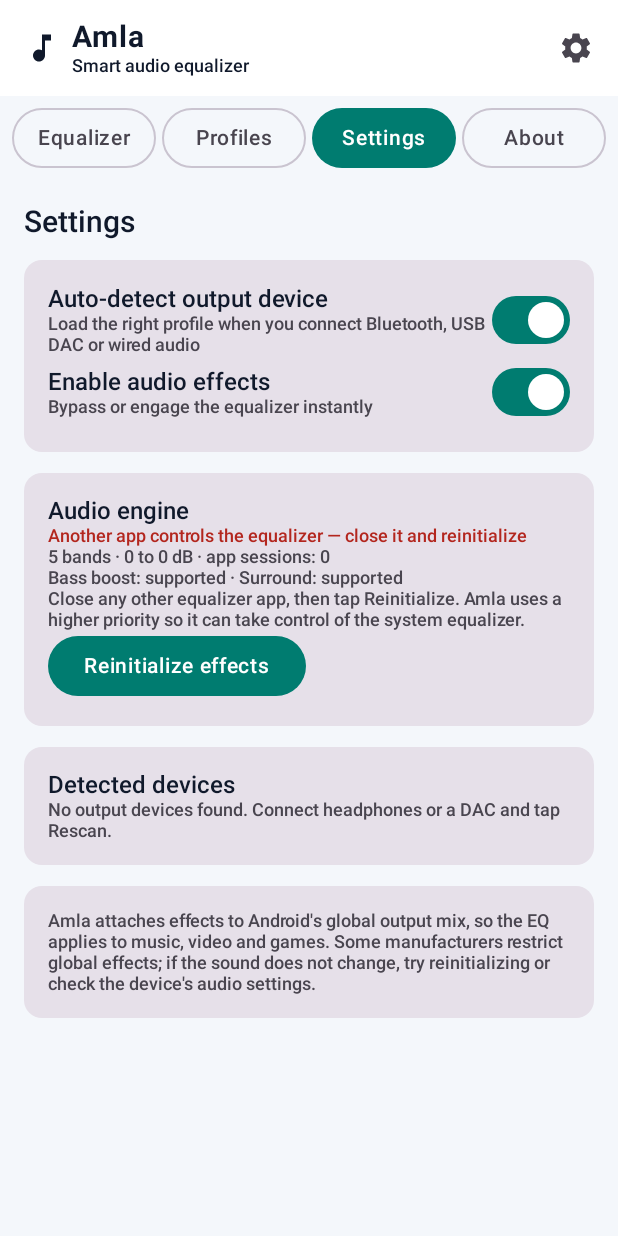
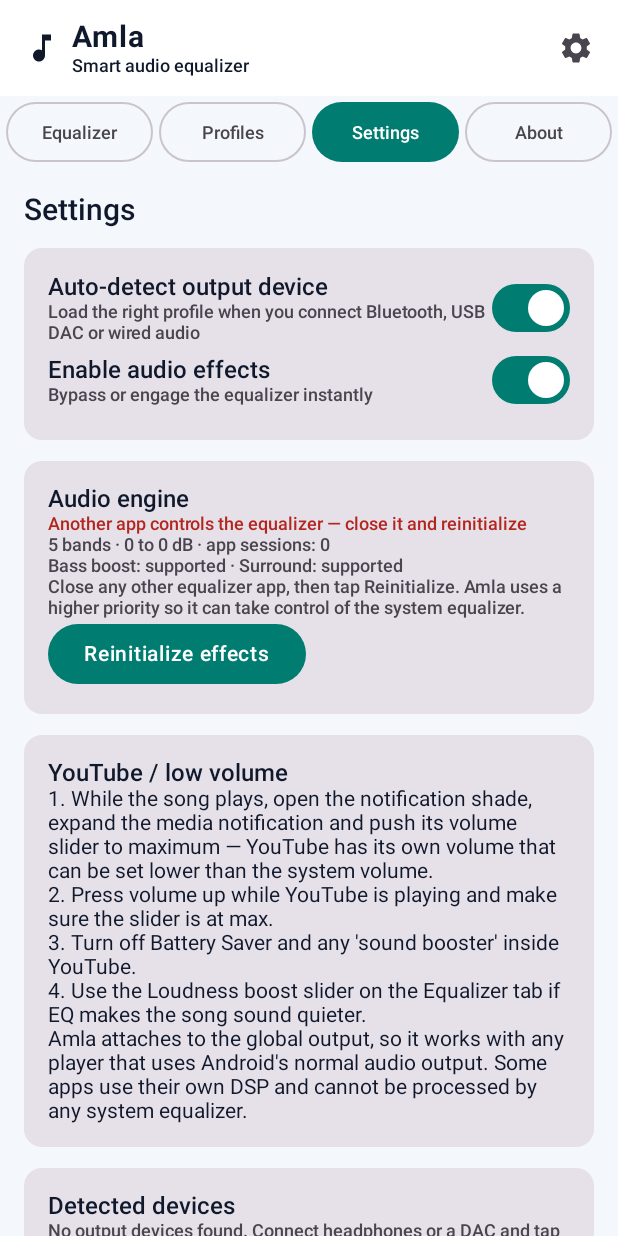
Before and after one commit to kalhydra6-wq/Amla, an Android app built with Jetpack Compose: the screen it shows after launch (MainActivity), after a tap on "Settings", on a phone screen of 412 x 824 dp. Run offline under Robolectric (Android 15) with nearby library versions, the phone set to English and light mode, and no system bars.

Commit message:
Fix frequency labels and tab wrapping; add loudness, reverb and volume help

```diff
--- a/app/src/main/java/com/amala/app/audio/AudioController.kt
+++ b/app/src/main/java/com/amala/app/audio/AudioController.kt
@@ -30,6 +30,8 @@ object AudioController {
     val maxLevel: Int get() = engine.maxLevel
     val bassBoostSupported: Boolean get() = engine.bassBoostSupported
     val virtualizerSupported: Boolean get() = engine.virtualizerSupported
+    val loudnessSupported: Boolean get() = engine.loudnessSupported
+    val reverbSupported: Boolean get() = engine.reverbSupported
 
     fun initialize(context: Context) {
         preferences = AmlaPreferences(SharedPreferencesStore(context.applicationContext))
--- a/app/src/main/java/com/amala/app/audio/AudioEngine.kt
+++ b/app/src/main/java/com/amala/app/audio/AudioEngine.kt
@@ -1,10 +1,12 @@
 package com.amala.app.audio
 
-import android.media.audiofx.AudioEffect
 import android.media.audiofx.BassBoost
 import android.media.audiofx.Equalizer
+import android.media.audiofx.LoudnessEnhancer
+import android.media.audiofx.PresetReverb
 import android.media.audiofx.Virtualizer
 import com.amala.app.model.EqualizerProfile
+import com.amala.app.model.ReverbPreset
 import kotlin.math.pow
 
 /**
@@ -33,11 +35,15 @@ class AudioEngine {
     private var equalizer: Equalizer? = null
     private var bassBoost: BassBoost? = null
     private var virtualizer: Virtualizer? = null
+    private var loudness: LoudnessEnhancer? = null
+    private var reverb: PresetReverb? = null
     private val sessionEqualizers = mutableMapOf<Int, Equalizer>()
 
     val ready: Boolean get() = equalizer != null
     val bassBoostSupported: Boolean get() = bassBoost != null
     val virtualizerSupported: Boolean get() = virtualizer != null
+    val loudnessSupported: Boolean get() = loudness != null
+    val reverbSupported: Boolean get() = reverb != null
 
     val bandCount: Int
         get() = equalizer?.numberOfBands?.toInt()?.coerceAtLeast(1) ?: DEFAULT_BANDS
@@ -54,17 +60,20 @@ class AudioEngine {
         equalizer = runCatching { Equalizer(EFFECT_PRIORITY, GLOBAL_SESSION) }.getOrNull()
         bassBoost = runCatching { BassBoost(EFFECT_PRIORITY, GLOBAL_SESSION) }.getOrNull()
         virtualizer = runCatching { Virtualizer(EFFECT_PRIORITY, GLOBAL_SESSION) }.getOrNull()
+        loudness = runCatching { LoudnessEnhancer(GLOBAL_SESSION) }.getOrNull()
+        reverb = runCatching { PresetReverb(EFFECT_PRIORITY, GLOBAL_SESSION) }.getOrNull()
         return ready
     }
 
     /** Real band frequencies reported by the device, with a sensible fallback. */
     fun frequencies(): List<Int> = (0 until bandCount).map { index ->
-        val frequency = try {
+        val milliHz = try {
             equalizer?.getCenterFreq(index.toShort())
         } catch (ex: Exception) {
             null
         }
-        if (frequency != null && frequency > 0) frequency else fallbackFrequency(index, bandCount)
+        // getCenterFreq reports millihertz (60 Hz == 60_000 mHz).
+        if (milliHz != null && milliHz > 0) milliHz / 1_000 else fallbackFrequency(index, bandCount)
     }
 
     fun apply(profile: EqualizerProfile) {
@@ -105,11 +114,15 @@ class AudioEngine {
         runCatching { equalizer?.release() }
         runCatching { bassBoost?.release() }
         runCatching { virtualizer?.release() }
+        runCatching { loudness?.release() }
+        runCatching { reverb?.release() }
         sessionEqualizers.values.forEach { runCatching { it.release() } }
         sessionEqualizers.clear()
         equalizer = null
         bassBoost = null
         virtualizer = null
+        loudness = null
+        reverb = null
     }
 
     private fun applyToEffect(effect: Equalizer, profile: EqualizerProfile) {
@@ -134,6 +147,19 @@ class AudioEngine {
             virtualizer?.setEnabled(profile.enabled && surround > 0)
             if (profile.enabled && surround > 0) virtualizer?.setStrength(surround.toShort())
         }
+
+        // Loudness compensates for the perceived volume drop caused by EQ processing.
+        val boost = profile.loudness.coerceIn(0, 1_000)
+        runCatching {
+            loudness?.setEnabled(profile.enabled && boost > 0)
+            if (profile.enabled && boost > 0) loudness?.setTargetGain(boost * 2)
+        }
+
+        val room = ReverbPreset.fromIndex(profile.reverb)
+        runCatching {
+            reverb?.setPreset(room.androidPreset)
+            reverb?.setEnabled(profile.enabled && room != ReverbPreset.OFF)
+        }
     }
 
     private fun fallbackFrequency(index: Int, count: Int): Int {
--- a/app/src/main/java/com/amala/app/data/AmlaPreferences.kt
+++ b/app/src/main/java/com/amala/app/data/AmlaPreferences.kt
@@ -2,6 +2,7 @@ package com.amala.app.data
 
 import com.amala.app.model.EqualizerProfile
 import com.amala.app.model.Preset
+import com.amala.app.model.ReverbPreset
 
 /** Stores one EQ profile per output device plus global app settings. */
 class AmlaPreferences(private val store: KeyValueStore) {
@@ -48,12 +49,15 @@ class AmlaPreferences(private val store: KeyValueStore) {
             profile.bassBoost.coerceIn(0, 1_000).toString(),
             profile.virtualizer.coerceIn(0, 1_000).toString(),
             bands,
+            profile.loudness.coerceIn(0, 1_000).toString(),
+            profile.reverb.coerceIn(0, ReverbPreset.entries.size - 1).toString(),
         ).joinToString("|")
     }
 
     private fun decode(raw: String): EqualizerProfile? {
         val parts = raw.split('|')
-        if (parts.size != 6) return null
+        // Files saved by older versions have only 6 fields; loudness and reverb are optional.
+        if (parts.size < 6) return null
         val bands = parts[5].split(',').mapNotNull { it.toIntOrNull() }
         if (bands.isEmpty()) return null
         return EqualizerProfile(
@@ -63,6 +67,8 @@ class AmlaPreferences(private val store: KeyValueStore) {
             bassBoost = parts[3].toIntOrNull()?.coerceIn(0, 1_000) ?: 0,
             virtualizer = parts[4].toIntOrNull()?.coerceIn(0, 1_000) ?: 0,
             bands = bands,
+            loudness = parts.getOrNull(6)?.toIntOrNull()?.coerceIn(0, 1_000) ?: 0,
+            reverb = parts.getOrNull(7)?.toIntOrNull()?.coerceIn(0, ReverbPreset.entries.size - 1) ?: 0,
         )
     }
 
--- a/app/src/main/java/com/amala/app/model/EqualizerProfile.kt
+++ b/app/src/main/java/com/amala/app/model/EqualizerProfile.kt
@@ -33,9 +33,27 @@ data class EqualizerProfile(
     val bands: List<Int>,
     val bassBoost: Int = 0,
     val virtualizer: Int = 0,
+    val loudness: Int = 0,
+    val reverb: Int = 0,
     val enabled: Boolean = true,
     val custom: Boolean = false,
 )
+
+/** Reverb "room" options mapped to Android's PresetReverb indices. */
+enum class ReverbPreset(val label: String, val androidPreset: Short) {
+    OFF("Off", 0),
+    SMALL_ROOM("Small room", 1),
+    MEDIUM_ROOM("Medium room", 2),
+    LARGE_ROOM("Large room", 3),
+    MEDIUM_HALL("Medium hall", 4),
+    LARGE_HALL("Large hall", 5),
+    PLATE("Plate", 6);
+
+    companion object {
+        fun fromIndex(index: Int): ReverbPreset =
+            entries.getOrNull(index) ?: OFF
+    }
+}
 
 /** Pure, testable math used to turn preset shapes into real equalizer levels. */
 object ProfileMath {
@@ -100,10 +118,15 @@ object ProfileMath {
                 .map { it.toInt().coerceIn(minOf(minLevel, maxLevel), maxOf(minLevel, maxLevel)) },
             bassBoost = profile.bassBoost.coerceIn(0, 1000),
             virtualizer = profile.virtualizer.coerceIn(0, 1000),
+            loudness = profile.loudness.coerceIn(0, 1000),
+            reverb = profile.reverb.coerceIn(0, ReverbPreset.entries.size - 1),
         )
 
     fun formatLevel(level: Int): String = String.format(Locale.US, "%+.1f dB", level / 100f)
 
+    /** Android's Equalizer.getCenterFreq() returns millihertz. */
+    fun hzFromMilliHz(milliHz: Int): Int = milliHz / 1_000
+
     fun formatFrequency(hz: Int): String =
         if (hz >= 1000) String.format(Locale.US, "%.1f kHz", hz / 1000f) else "$hz Hz"
 }
--- a/app/src/main/java/com/amala/app/ui/AmlaApp.kt
+++ b/app/src/main/java/com/amala/app/ui/AmlaApp.kt
@@ -4,12 +4,15 @@ import androidx.compose.foundation.layout.Arrangement
 import androidx.compose.foundation.layout.Column
 import androidx.compose.foundation.layout.Row
 import androidx.compose.foundation.layout.fillMaxWidth
+import androidx.compose.foundation.layout.height
 import androidx.compose.foundation.layout.padding
+import androidx.compose.foundation.layout.PaddingValues
 import androidx.compose.material.icons.Icons
 import androidx.compose.material.icons.filled.MusicNote
 import androidx.compose.material.icons.filled.Settings
-import androidx.compose.material3.ButtonDefaults
+import androidx.compose.material3.Button
 import androidx.compose.material3.ExperimentalMaterial3Api
+import androidx.compose.material3.MaterialTheme
 import androidx.compose.material3.Icon
 import androidx.compose.material3.IconButton
 import androidx.compose.material3.OutlinedButton
@@ -78,28 +81,34 @@ fun AmlaApp(viewModel: MainViewModel = viewModel()) {
             Row(
                 modifier = Modifier
                     .fillMaxWidth()
-                    .padding(horizontal = 8.dp, vertical = 4.dp),
+                    .padding(horizontal = 4.dp, vertical = 4.dp),
                 horizontalArrangement = Arrangement.spacedBy(4.dp),
             ) {
                 Screen.entries.forEach { entry ->
                     val selected = entry == screen
-                    val buttonModifier = Modifier.weight(1f)
+                    val buttonModifier = Modifier
+                        .weight(1f)
+                        .height(40.dp)
+                    val label = @Composable {
+                        Text(
+                            text = entry.label,
+                            style = MaterialTheme.typography.labelMedium,
+                            maxLines = 1,
+                            softWrap = false,
+                        )
+                    }
                     if (selected) {
-                        androidx.compose.material3.Button(
+                        Button(
                             onClick = { screen = entry },
                             modifier = buttonModifier,
-                            contentPadding = ButtonDefaults.TextButtonContentPadding,
-                        ) {
-                            Text(entry.label)
-                        }
+                            contentPadding = PaddingValues(horizontal = 4.dp, vertical = 0.dp),
+                        ) { label() }
                     } else {
                         OutlinedButton(
                             onClick = { screen = entry },
                             modifier = buttonModifier,
-                            contentPadding = ButtonDefaults.TextButtonContentPadding,
-                        ) {
-                            Text(entry.label)
-                        }
+                            contentPadding = PaddingValues(horizontal = 4.dp, vertical = 0.dp),
+                        ) { label() }
                     }
                 }
             }
--- a/app/src/main/java/com/amala/app/ui/EqualizerScreen.kt
+++ b/app/src/main/java/com/amala/app/ui/EqualizerScreen.kt
@@ -39,6 +39,7 @@ import androidx.compose.ui.unit.dp
 import com.amala.app.model.DeviceCategory
 import com.amala.app.model.Preset
 import com.amala.app.model.ProfileMath
+import com.amala.app.model.ReverbPreset
 import com.amala.app.viewmodel.MainViewModel
 
 @Composable
@@ -242,7 +243,34 @@ private fun ExtrasCard(ui: MainViewModel.UiState, viewModel: MainViewModel) {
                 value = ui.profile.virtualizer,
                 enabled = ui.virtualizerSupported,
             ) { viewModel.setVirtualizer(it) }
-            if (!ui.bassBoostSupported || !ui.virtualizerSupported) {
+            EffectSlider(
+                title = "Loudness boost",
+                value = ui.profile.loudness,
+                enabled = ui.loudnessSupported,
+            ) { viewModel.setLoudness(it) }
+            Spacer(Modifier.height(4.dp))
+            Text("Reverb / room sound", style = MaterialTheme.typography.bodyMedium)
+            LazyRow(horizontalArrangement = Arrangement.spacedBy(6.dp)) {
+                items(ReverbPreset.entries) { room ->
+                    val index = room.ordinal
+                    if (ui.profile.reverb == index) {
+                        Button(
+                            onClick = { viewModel.setReverb(index) },
+                            enabled = ui.reverbSupported,
+                            contentPadding = ButtonDefaults.TextButtonContentPadding,
+                        ) { Text(room.label) }
+                    } else {
+                        OutlinedButton(
+                            onClick = { viewModel.setReverb(index) },
+                            enabled = ui.reverbSupported,
+                            contentPadding = ButtonDefaults.TextButtonContentPadding,
+                        ) { Text(room.label) }
+                    }
+                }
+            }
+            if (!ui.bassBoostSupported || !ui.virtualizerSupported ||
+                !ui.loudnessSupported || !ui.reverbSupported
+            ) {
                 Text(
                     text = "Some effects are not supported by this device's audio stack.",
                     style = MaterialTheme.typography.labelMedium,
--- a/app/src/main/java/com/amala/app/ui/SettingsScreen.kt
+++ b/app/src/main/java/com/amala/app/ui/SettingsScreen.kt
@@ -86,6 +86,27 @@ fun SettingsScreen(ui: MainViewModel.UiState, viewModel: MainViewModel) {
             }
         }
 
+        item {
+            Card(modifier = Modifier.fillMaxWidth()) {
+                Column(Modifier.padding(16.dp)) {
+                    Text("YouTube / low volume", style = MaterialTheme.typography.titleMedium)
+                    Text(
+                        text = "1. While the song plays, open the notification shade, expand the media " +
+                            "notification and push its volume slider to maximum — YouTube has its own " +
+                            "volume that can be set lower than the system volume.\n" +
+                            "2. Press volume up while YouTube is playing and make sure the slider is at max.\n" +
+                            "3. Turn off Battery Saver and any 'sound booster' inside YouTube.\n" +
+                            "4. Use the Loudness boost slider on the Equalizer tab if EQ makes the song " +
+                            "sound quieter.\n" +
+                            "Amla attaches to the global output, so it works with any player that uses " +
+                            "Android's normal audio output. Some apps use their own DSP and cannot be " +
+                            "processed by any system equalizer.",
+                        style = MaterialTheme.typography.bodyMedium,
+                    )
+                }
+            }
+        }
+
         if (ui.isRealme) {
             item {
                 Card(modifier = Modifier.fillMaxWidth()) {
--- a/app/src/main/java/com/amala/app/viewmodel/MainViewModel.kt
+++ b/app/src/main/java/com/amala/app/viewmodel/MainViewModel.kt
@@ -36,6 +36,8 @@ class MainViewModel(application: Application) : AndroidViewModel(application) {
         val engineStatus: AudioEngine.Status? = null,
         val bassBoostSupported: Boolean = false,
         val virtualizerSupported: Boolean = false,
+        val loudnessSupported: Boolean = false,
+        val reverbSupported: Boolean = false,
         val isRealme: Boolean = false,
         val storedProfiles: List<Pair<String, EqualizerProfile>> = emptyList(),
         val message: String? = null,
@@ -56,6 +58,8 @@ class MainViewModel(application: Application) : AndroidViewModel(application) {
             engineStatus = AudioController.status(),
             bassBoostSupported = AudioController.bassBoostSupported,
             virtualizerSupported = AudioController.virtualizerSupported,
+            loudnessSupported = AudioController.loudnessSupported,
+            reverbSupported = AudioController.reverbSupported,
             isRealme = Build.MANUFACTURER.equals("realme", ignoreCase = true),
             bandCount = AudioController.bandCount,
             minLevel = AudioController.minLevel,
@@ -104,6 +108,8 @@ class MainViewModel(application: Application) : AndroidViewModel(application) {
                 engineStatus = AudioController.status(),
                 bassBoostSupported = AudioController.bassBoostSupported,
                 virtualizerSupported = AudioController.virtualizerSupported,
+                loudnessSupported = AudioController.loudnessSupported,
+                reverbSupported = AudioController.reverbSupported,
             )
         }
     }
@@ -146,6 +152,14 @@ class MainViewModel(application: Application) : AndroidViewModel(application) {
 
     fun setVirtualizer(value: Int) {
         commit(_ui.value.profile.copy(virtualizer = value.coerceIn(0, 1_000), custom = true))
+    }
+
+    fun setLoudness(value: Int) {
+        commit(_ui.value.profile.copy(loudness = value.coerceIn(0, 1_000), custom = true))
+    }
+
+    fun setReverb(index: Int) {
+        commit(_ui.value.profile.copy(reverb = index.coerceIn(0, 6), custom = true))
     }
 
     fun setEffectsEnabled(enabled: Boolean) {
@@ -220,6 +234,8 @@ class MainViewModel(application: Application) : AndroidViewModel(application) {
                 engineStatus = AudioController.status(),
                 bassBoostSupported = AudioController.bassBoostSupported,
                 virtualizerSupported = AudioController.virtualizerSupported,
+                loudnessSupported = AudioController.loudnessSupported,
+                reverbSupported = AudioController.reverbSupported,
             )
         }
         setMessage(AudioController.status().detail)
```
Also changed, not shown: 3 other files.
